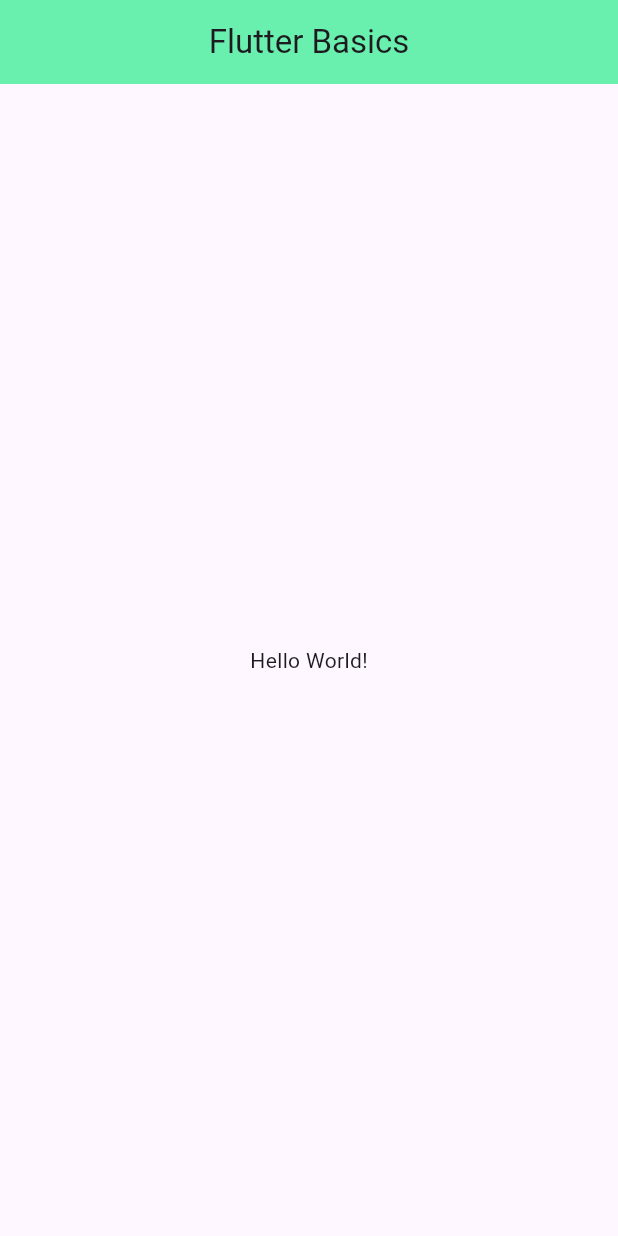
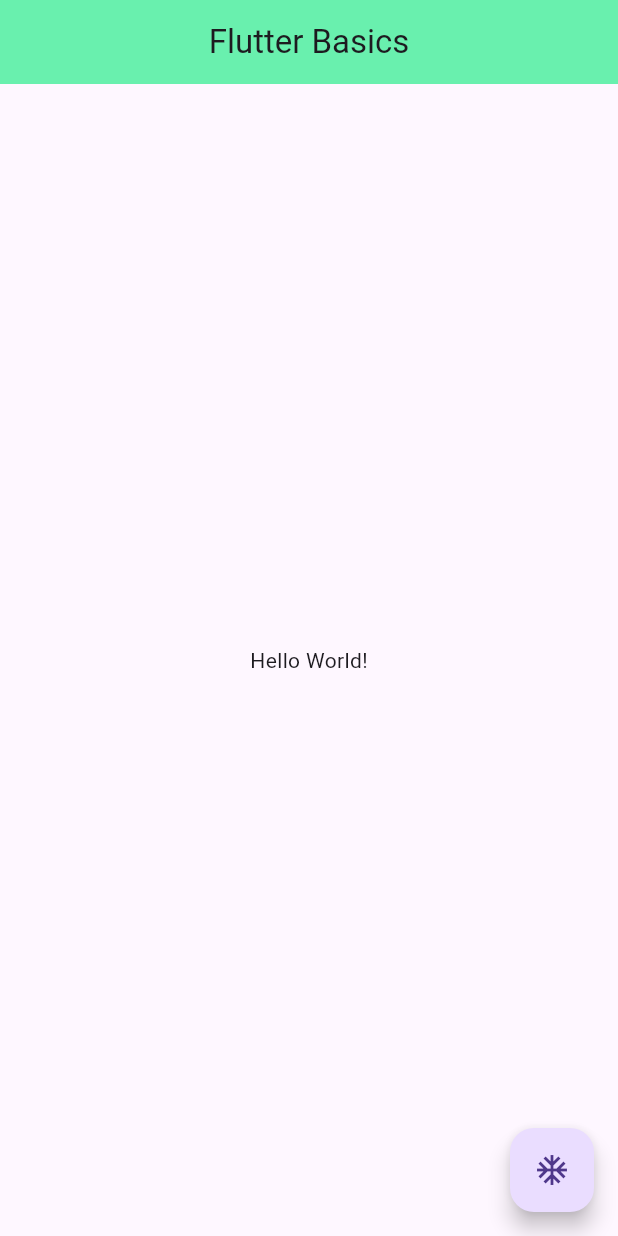
Before and after one commit to simonjv01/basics, a Flutter app: the screen it shows after launch, on a phone screen of 412 x 824 dp. Run offline on Flutter 3.47's test engine with Material 3 defaults, Android fonts, the phone set to English and light mode, and no system bars.

Commit message:
updates to main dart file

```diff
--- a/lib/main.dart
+++ b/lib/main.dart
@@ -11,6 +11,7 @@ class MyApp extends StatelessWidget {
   @override
   Widget build(BuildContext context) {
     return MaterialApp(
+      debugShowCheckedModeBanner: false,
       home: Scaffold(
         appBar: AppBar(
           backgroundColor: Colors.greenAccent,
@@ -20,6 +21,10 @@ class MyApp extends StatelessWidget {
         body: const Center(
           child: Text('Hello World!'),
         ),
+        floatingActionButton: (FloatingActionButton(
+          onPressed: () => debugPrint('clicked'),
+          child: Icon(Icons.ac_unit),
+        )),
       ),
     );
   }
```
Also changed, not shown: 1 other file.
